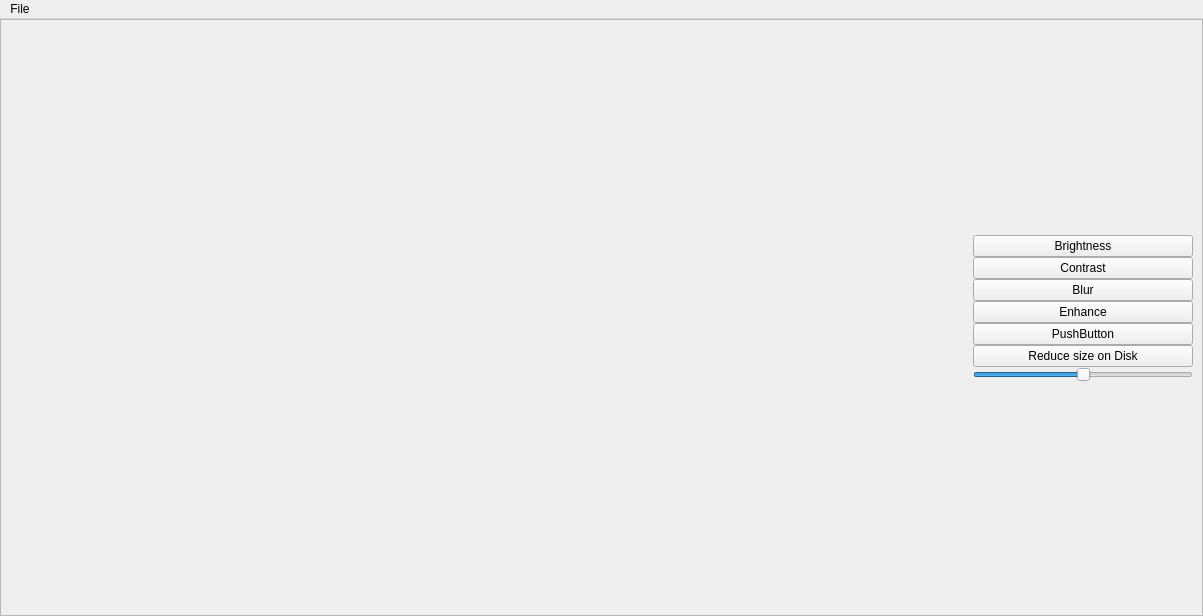
Above: UI/main.ui from sarimbinwaseem/Visca-Image-Editor before the change. Below: the same form after it.
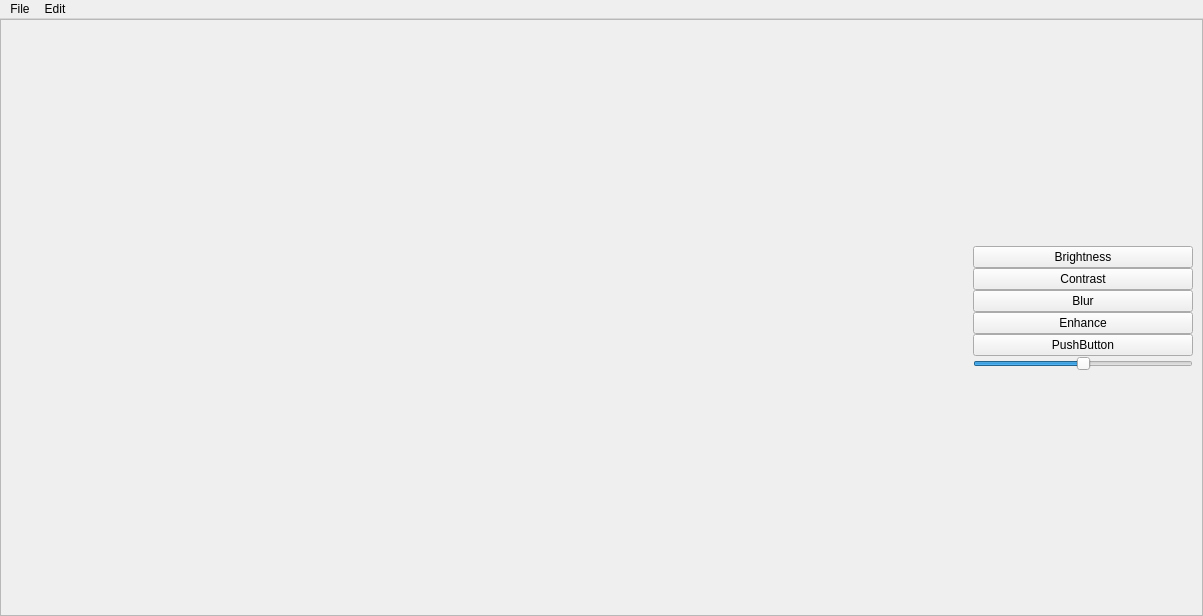
That is the form after the change.

Commit message: Size compression added but was buggy, new features buttons added

What changed in the file:
```diff
--- a/UI/main.ui
+++ b/UI/main.ui
@@ -213,16 +213,6 @@
                </property>
               </widget>
              </item>
-             <item>
-              <widget class="QPushButton" name="reduceSizeonDiskBtn">
-               <property name="cursor">
-                <cursorShape>PointingHandCursor</cursorShape>
-               </property>
-               <property name="text">
-                <string>Reduce size on Disk</string>
-               </property>
-              </widget>
-             </item>
              <item>
               <widget class="QSlider" name="intensitySlider">
                <property name="maximum">
@@ -278,7 +268,23 @@
     <addaction name="actionOpen"/>
     <addaction name="actionSave"/>
    </widget>
+   <widget class="QMenu" name="menuEdit">
+    <property name="title">
+     <string>Edit</string>
+    </property>
+    <widget class="QMenu" name="menuConvert">
+     <property name="title">
+      <string>Convert</string>
+     </property>
+     <addaction name="actionFrom_RAW"/>
+     <addaction name="actionFrom_iPhone"/>
+    </widget>
+    <addaction name="actionReduce_Size"/>
+    <addaction name="actionResize"/>
+    <addaction name="menuConvert"/>
+   </widget>
    <addaction name="menuFile"/>
+   <addaction name="menuEdit"/>
   </widget>
   <action name="actionOpen">
    <property name="text">
```
Left out of the diff: 20 changed lines with no effect on the pictures. The commit also changes 3 other files.
